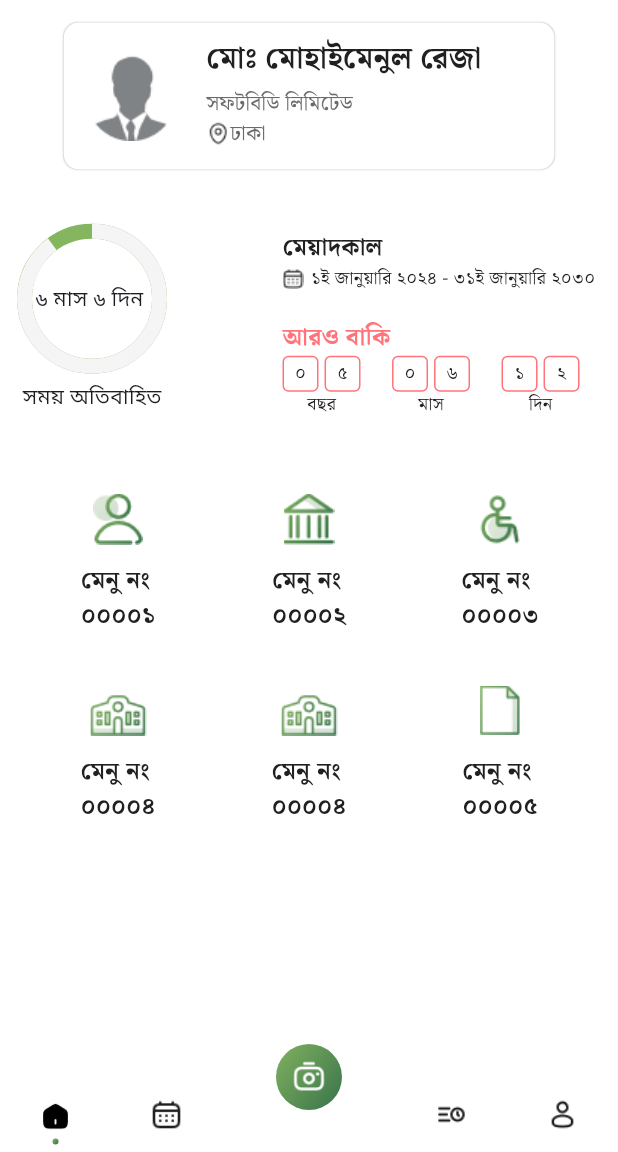
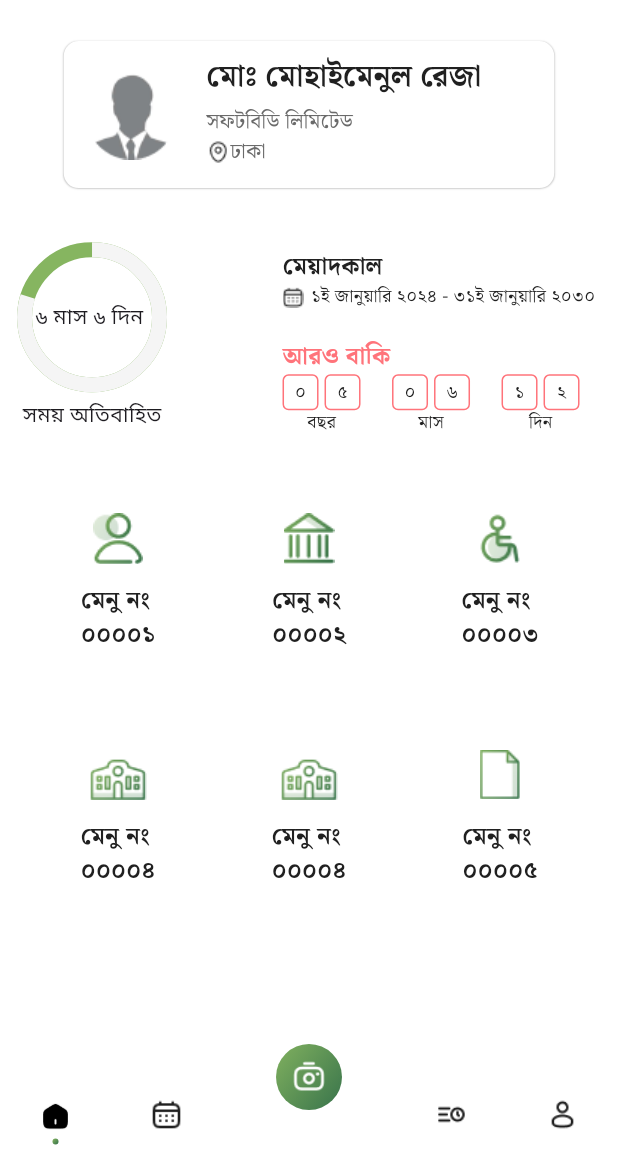
Before and after one commit to nazmullhossain/softbd_assigment, a Flutter app: the screen it shows after launch, on a phone screen of 412 x 824 dp, the part 84-1236 px from its top. Run offline on Flutter 3.47's test engine with Material 3 defaults, Android fonts, the phone set to English and light mode, and no system bars; our stand-ins replace get, google_fonts, gradient_borders.

Commit message:
size resolved

```diff
--- a/lib/pages/home_pages.dart
+++ b/lib/pages/home_pages.dart
@@ -27,13 +27,14 @@ class HomePages extends StatelessWidget {
               padding: const EdgeInsets.all(15.0),
               child: Column(
                 children: [
+                  SizedBox(height: dSize(0.03),),
                   ContainerCard(context),
                   SizedBox(
                     height: dSize(0.10),
                   ),
                   TimePeriodWidget(),
                   SizedBox(
-                    height: 20,
+                    height: dSize(0.05),
                   ),
                   GridViewWidget()
                 ],
--- a/lib/widgets/app2_widget.dart
+++ b/lib/widgets/app2_widget.dart
@@ -13,6 +13,7 @@ class AppBarWidget2 extends StatelessWidget  implements PreferredSizeWidget{
         padding: const EdgeInsets.only(top: 20),
         child: AppBar(
           backgroundColor: Color(0xffFFFFFF),
+          centerTitle: true,
           leading: Padding(
             padding: const EdgeInsets.only(left: 10),
             child: Image.asset("images/Hamburger Menu.png"),
--- a/lib/widgets/grid_view_widget.dart
+++ b/lib/widgets/grid_view_widget.dart
@@ -9,11 +9,14 @@ class GridViewWidget extends StatelessWidget {
   @override
   Widget build(BuildContext context) {
     return   Container(
-      height: dSize(0.8),
+      height: dSize(0.7),
       child: GridView.builder(
           itemCount: Variables.items.length,
           physics: NeverScrollableScrollPhysics(),
           gridDelegate: SliverGridDelegateWithFixedCrossAxisCount(
+            mainAxisSpacing: 30,
+
+
               crossAxisCount: 3),
           itemBuilder: (context, index) {
             final data = Variables.items[index];
--- a/lib/widgets/time_period_widget.dart
+++ b/lib/widgets/time_period_widget.dart
@@ -23,7 +23,8 @@ class TimePeriodWidget extends StatelessWidget {
                     width: 90,
                     child: CircularProgressIndicator(
                       strokeWidth: 10,
-                      value: 0.9,
+
+                      value: 0.80,
                       backgroundColor: Color(0xff86B560),
                       color: Color(0xffF5F5F5),
                     ),
```
